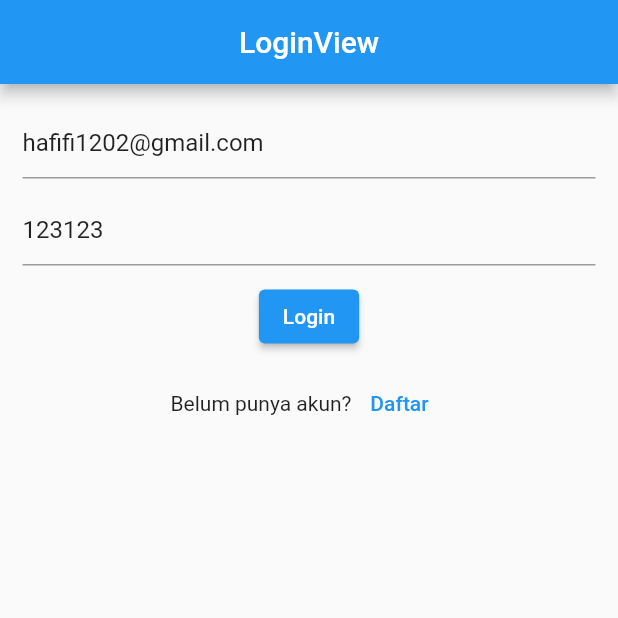
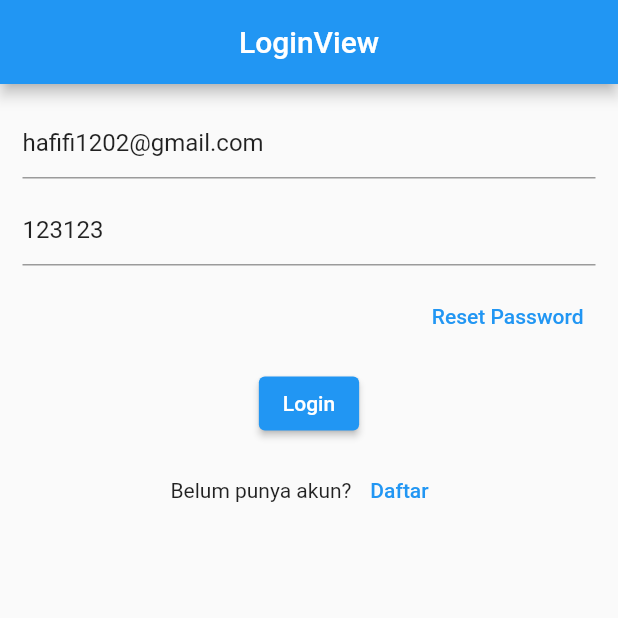
Before and after one commit to farhan1202/firebase_tutor, a Flutter app: the screen it shows after launch, on a phone screen of 412 x 824 dp, the top half of it. Run offline on Flutter 3.47's test engine with Material 2 defaults, Android fonts, the phone set to English and light mode, and no system bars; our stand-ins replace firebase_auth, firebase_core, get; accounts and stored records are empty.

Commit message:
firebase add reset password page and fungtion reset password

```diff
--- a/lib/app/modules/intro/login/views/login_view.dart
+++ b/lib/app/modules/intro/login/views/login_view.dart
@@ -29,6 +29,15 @@ class LoginView extends GetView<LoginController> {
                 decoration: InputDecoration(hintText: "Password"),
               ),
               SizedBox(height: 10),
+              Align(
+                alignment: Alignment.centerRight,
+                child: TextButton(
+                    onPressed: () {
+                      Get.toNamed(Routes.RESET_PASS);
+                    },
+                    child: Text("Reset Password")),
+              ),
+              SizedBox(height: 10),
               ElevatedButton(
                 onPressed: () {
                   authC.login(
--- a/lib/app/routes/app_pages.dart
+++ b/lib/app/routes/app_pages.dart
@@ -6,6 +6,8 @@ import '../modules/intro/login/bindings/login_binding.dart';
 import '../modules/intro/login/views/login_view.dart';
 import '../modules/intro/register/bindings/register_binding.dart';
 import '../modules/intro/register/views/register_view.dart';
+import '../modules/intro/resetPass/bindings/reset_pass_binding.dart';
+import '../modules/intro/resetPass/views/reset_pass_view.dart';
 
 part 'app_routes.dart';
 
@@ -33,5 +35,11 @@ class AppPages {
       page: () => RegisterView(),
       binding: RegisterBinding(),
     ),
+    GetPage(
+      name: _Paths.RESET_PASS,
+      page: () => ResetPassView(),
+      binding: ResetPassBinding(),
+      transition: Transition.rightToLeft,
+    ),
   ];
 }
--- a/lib/app/routes/app_routes.dart
+++ b/lib/app/routes/app_routes.dart
@@ -6,6 +6,7 @@ abstract class Routes {
   static const HOME = _Paths.HOME;
   static const LOGIN = _Paths.LOGIN;
   static const REGISTER = _Paths.REGISTER;
+  static const RESET_PASS = _Paths.RESET_PASS;
 }
 
 abstract class _Paths {
@@ -13,4 +14,5 @@ abstract class _Paths {
   static const HOME = '/home';
   static const LOGIN = '/login';
   static const REGISTER = '/register';
+  static const RESET_PASS = '/reset-pass';
 }
```
Also changed, not shown: lib/app/controllers/auth_controller.dart (+13 -0 lines), lib/app/modules/intro/resetPass/bindings/reset_pass_binding.dart (added, +12 -0 lines), lib/app/modules/intro/resetPass/controllers/reset_pass_controller.dart (added, +21 -0 lines), lib/app/modules/intro/resetPass/views/reset_pass_view.dart (added, +36 -0 lines).
